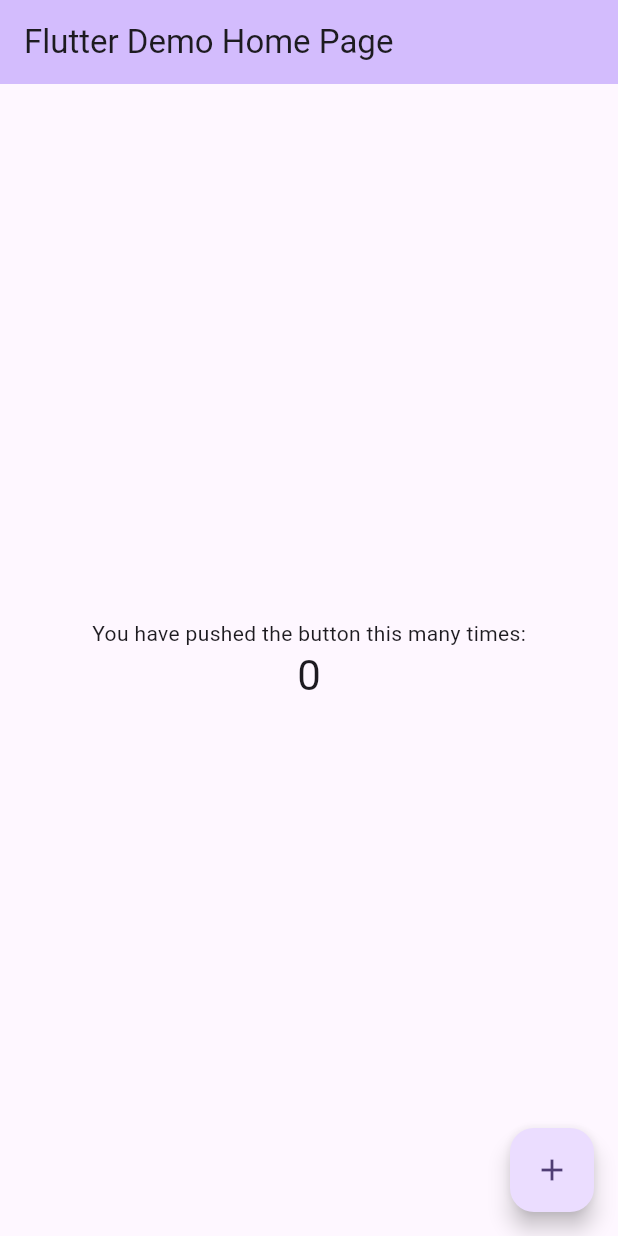
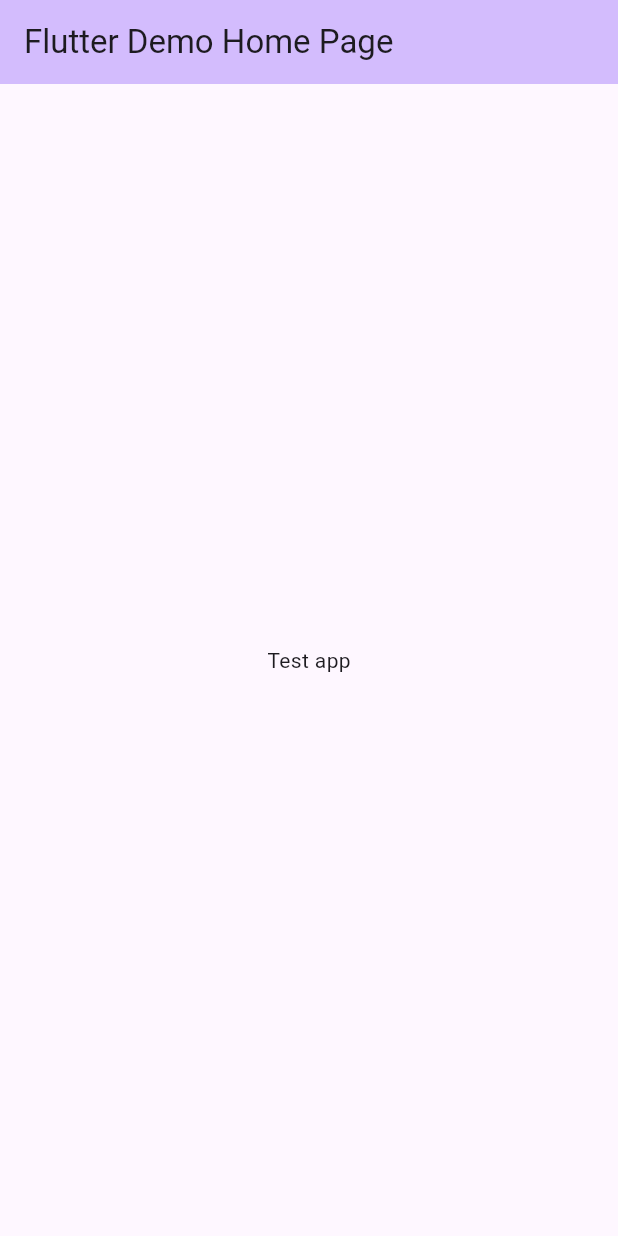
Before and after one commit to burenotti/mirea-crossplatform-2, a Flutter app: the screen it shows after launch, on a phone screen of 412 x 824 dp. Run offline on Flutter 3.47's test engine with Material 3 defaults, Android fonts, the phone set to English and light mode, and no system bars.

Commit message:
Clear initial project

```diff
--- a/lib/main.dart
+++ b/lib/main.dart
@@ -7,27 +7,11 @@ void main() {
 class MyApp extends StatelessWidget {
   const MyApp({super.key});
 
-  // This widget is the root of your application.
   @override
   Widget build(BuildContext context) {
     return MaterialApp(
       title: 'Flutter Demo',
       theme: ThemeData(
-        // This is the theme of your application.
-        //
-        // TRY THIS: Try running your application with "flutter run". You'll see
-        // the application has a purple toolbar. Then, without quitting the app,
-        // try changing the seedColor in the colorScheme below to Colors.green
-        // and then invoke "hot reload" (save your changes or press the "hot
-        // reload" button in a Flutter-supported IDE, or press "r" if you used
-        // the command line to start the app).
-        //
-        // Notice that the counter didn't reset back to zero; the application
-        // state is not lost during the reload. To reset the state, use hot
-        // restart instead.
-        //
-        // This works for code too, not just values: Most code changes can be
-        // tested with just a hot reload.
         colorScheme: ColorScheme.fromSeed(seedColor: Colors.deepPurple),
       ),
       home: const MyHomePage(title: 'Flutter Demo Home Page'),
@@ -37,16 +21,6 @@ class MyApp extends StatelessWidget {
 
 class MyHomePage extends StatefulWidget {
   const MyHomePage({super.key, required this.title});
-
-  // This widget is the home page of your application. It is stateful, meaning
-  // that it has a State object (defined below) that contains fields that affect
-  // how it looks.
-
-  // This class is the configuration for the state. It holds the values (in this
-  // case the title) provided by the parent (in this case the App widget) and
-  // used by the build method of the State. Fields in a Widget subclass are
-  // always marked "final".
-
   final String title;
 
   @override
@@ -54,69 +28,14 @@ class MyHomePage extends StatefulWidget {
 }
 
 class _MyHomePageState extends State<MyHomePage> {
-  int _counter = 0;
-
-  void _incrementCounter() {
-    setState(() {
-      // This call to setState tells the Flutter framework that something has
-      // changed in this State, which causes it to rerun the build method below
-      // so that the display can reflect the updated values. If we changed
-      // _counter without calling setState(), then the build method would not be
-      // called again, and so nothing would appear to happen.
-      _counter++;
-    });
-  }
-
   @override
   Widget build(BuildContext context) {
-    // This method is rerun every time setState is called, for instance as done
-    // by the _incrementCounter method above.
-    //
-    // The Flutter framework has been optimized to make rerunning build methods
-    // fast, so that you can just rebuild anything that needs updating rather
-    // than having to individually change instances of widgets.
     return Scaffold(
       appBar: AppBar(
-        // TRY THIS: Try changing the color here to a specific color (to
-        // Colors.amber, perhaps?) and trigger a hot reload to see the AppBar
-        // change color while the other colors stay the same.
         backgroundColor: Theme.of(context).colorScheme.inversePrimary,
-        // Here we take the value from the MyHomePage object that was created by
-        // the App.build method, and use it to set our appbar title.
         title: Text(widget.title),
       ),
-      body: Center(
-        // Center is a layout widget. It takes a single child and positions it
-        // in the middle of the parent.
-        child: Column(
-          // Column is also a layout widget. It takes a list of children and
-          // arranges them vertically. By default, it sizes itself to fit its
-          // children horizontally, and tries to be as tall as its parent.
-          //
-          // Column has various properties to control how it sizes itself and
-          // how it positions its children. Here we use mainAxisAlignment to
-          // center the children vertically; the main axis here is the vertical
-          // axis because Columns are vertical (the cross axis would be
-          // horizontal).
-          //
-          // TRY THIS: Invoke "debug painting" (choose the "Toggle Debug Paint"
-          // action in the IDE, or press "p" in the console), to see the
-          // wireframe for each widget.
-          mainAxisAlignment: MainAxisAlignment.center,
-          children: <Widget>[
-            const Text('You have pushed the button this many times:'),
-            Text(
-              '$_counter',
-              style: Theme.of(context).textTheme.headlineMedium,
-            ),
-          ],
-        ),
-      ),
-      floatingActionButton: FloatingActionButton(
-        onPressed: _incrementCounter,
-        tooltip: 'Increment',
-        child: const Icon(Icons.add),
-      ), // This trailing comma makes auto-formatting nicer for build methods.
+      body: Center(child: const Text("Test app")),
     );
   }
 }
```
